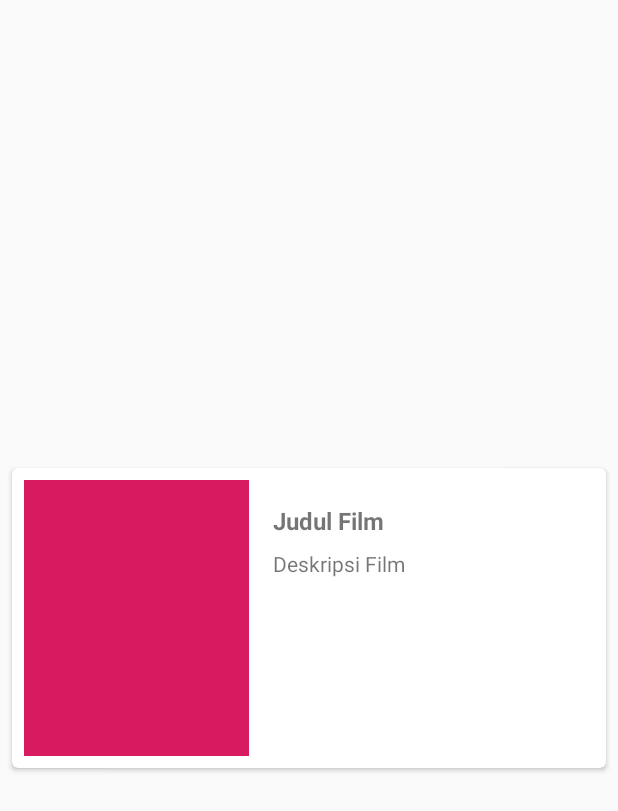
After one commit to agusprasetyo30/dicoding-submission, an Android app: the layout item_cardview_film.xml on its own in the app's theme, with its tools: preview values and no code run, on a phone screen of 412 x 824 dp. The commit adds this screen. Shown: the top 811 px of the screen. Run offline under Robolectric (Android 15) with nearby library versions, the phone set to English and light mode, and no system bars.

Commit message:
add film recycler view

```diff
--- a/app/src/main/res/layout/fragment_film.xml
+++ b/app/src/main/res/layout/fragment_film.xml
@@ -6,9 +6,10 @@
     tools:context=".fragment.FilmFragment">
 
     <!-- TODO: Update blank fragment layout -->
-    <TextView
+    <androidx.recyclerview.widget.RecyclerView
         android:layout_width="match_parent"
         android:layout_height="match_parent"
-        android:text="Ini Bagian Film" />
+        android:padding="10dp"
+        tools:listitem="@layout/item_cardview_film"/>
 
 </FrameLayout>
--- /dev/null
+++ b/app/src/main/res/layout/item_cardview_film.xml
@@ -0,0 +1,54 @@
+<?xml version="1.0" encoding="utf-8"?>
+<androidx.cardview.widget.CardView xmlns:android="http://schemas.android.com/apk/res/android"
+    xmlns:app="http://schemas.android.com/apk/res-auto"
+    xmlns:tools="http://schemas.android.com/tools"
+    android:id="@+id/card_film"
+    android:layout_width="match_parent"
+    android:layout_height="wrap_content"
+    android:layout_gravity="center"
+    android:layout_marginStart="8dp"
+    android:layout_marginEnd="8dp"
+    android:layout_marginTop="4dp"
+    android:layout_marginBottom="4dp"
+    app:cardCornerRadius="4dp">
+
+    <RelativeLayout
+        android:layout_width="match_parent"
+        android:layout_height="200dp"
+        android:padding="8dp">
+
+        <ImageView
+            android:id="@+id/img_photo_film"
+            android:layout_width="150dp"
+            android:layout_height="220dp"
+            android:scaleType="centerCrop"
+            android:src="@color/colorAccent"/>
+
+        <TextView
+            android:id="@+id/tv_item_film_name"
+            android:layout_width="match_parent"
+            android:layout_height="wrap_content"
+            android:layout_marginLeft="16dp"
+            android:layout_marginTop="16dp"
+            android:layout_marginRight="16dp"
+            android:layout_marginBottom="8dp"
+            android:layout_toEndOf="@id/img_photo_film"
+            android:textSize="16sp"
+            android:textStyle="bold"
+            tools:text="@string/ex_item_film_name" />
+
+        <TextView
+            android:id="@+id/tv_item_description"
+            android:layout_width="match_parent"
+            android:layout_height="match_parent"
+            android:layout_below="@id/tv_item_film_name"
+            android:layout_marginLeft="16dp"
+            android:layout_marginRight="16dp"
+            android:layout_toEndOf="@id/img_photo_film"
+            android:ellipsize="end"
+            android:maxLines="5"
+            tools:text="@string/ex_item_film_description" />
+
+    </RelativeLayout>
+
+</androidx.cardview.widget.CardView>
--- /dev/null
+++ b/app/src/main/res/layout/item_cardview_tv.xml
@@ -0,0 +1,5 @@
+<?xml version="1.0" encoding="utf-8"?>
+<androidx.cardview.widget.CardView xmlns:android="http://schemas.android.com/apk/res/android"
+    android:layout_width="match_parent" android:layout_height="match_parent">
+
+</androidx.cardview.widget.CardView>
--- a/app/src/main/res/values/strings.xml
+++ b/app/src/main/res/values/strings.xml
@@ -4,6 +4,9 @@
     <string name="tab_text_2">TV</string>
 
     <!-- TODO: Remove or change this placeholder text -->
-    <string name="hello_blank_fragment">Hello blank fragment</string>
+    <string name="ex_item_film_name">Judul Film</string>
+    <string name="ex_item_film_description">Deskripsi Film</string>
+
+    <!-- Menu -->
     <string name="change_language">Ubah Bahasa</string>
 </resources>
```
Also changed, not shown: 1 other file.
